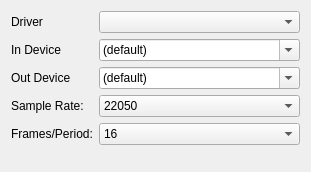
Before: the Qt Designer form jackparameterform.ui in alexcoy257/JackServerTest, drawn with Qt 5.
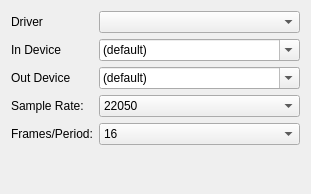
After: the same form once the commit is applied. Custom widgets are drawn as their Qt base class.

What changed in the file:
```diff
--- a/jackparameterform.ui
+++ b/jackparameterform.ui
@@ -7,7 +7,7 @@
     <x>0</x>
     <y>0</y>
     <width>311</width>
-    <height>172</height>
+    <height>194</height>
    </rect>
   </property>
   <property name="windowTitle">
```
Left out of the diff: 6 changed lines with no effect on the pictures.
